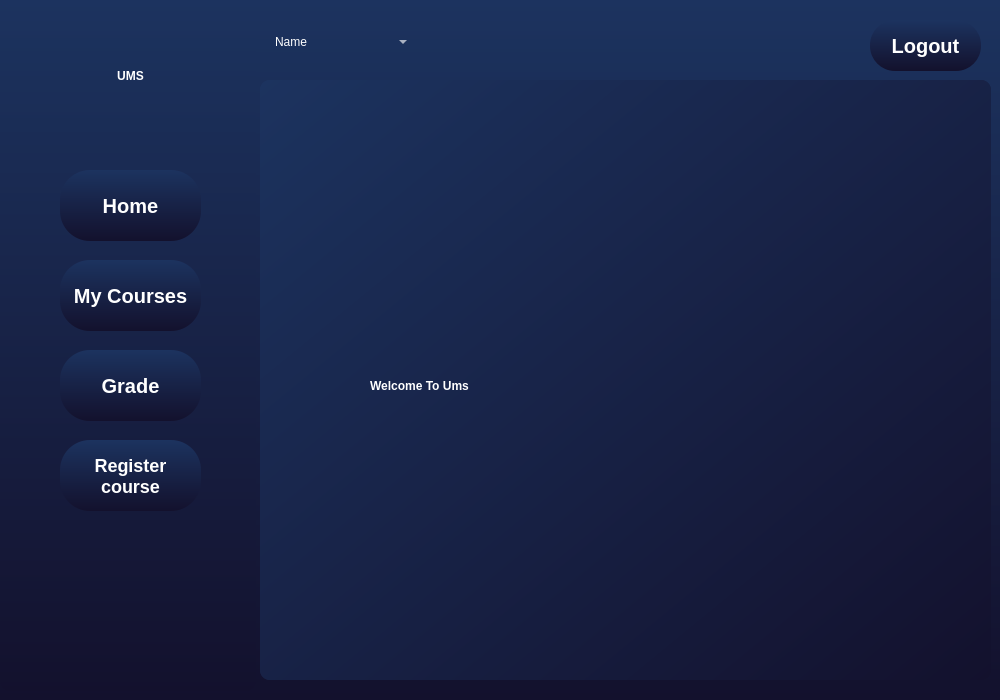
Old version of the form Qt/studentpage.ui in the repository KerollosRady/University-mangament-system.
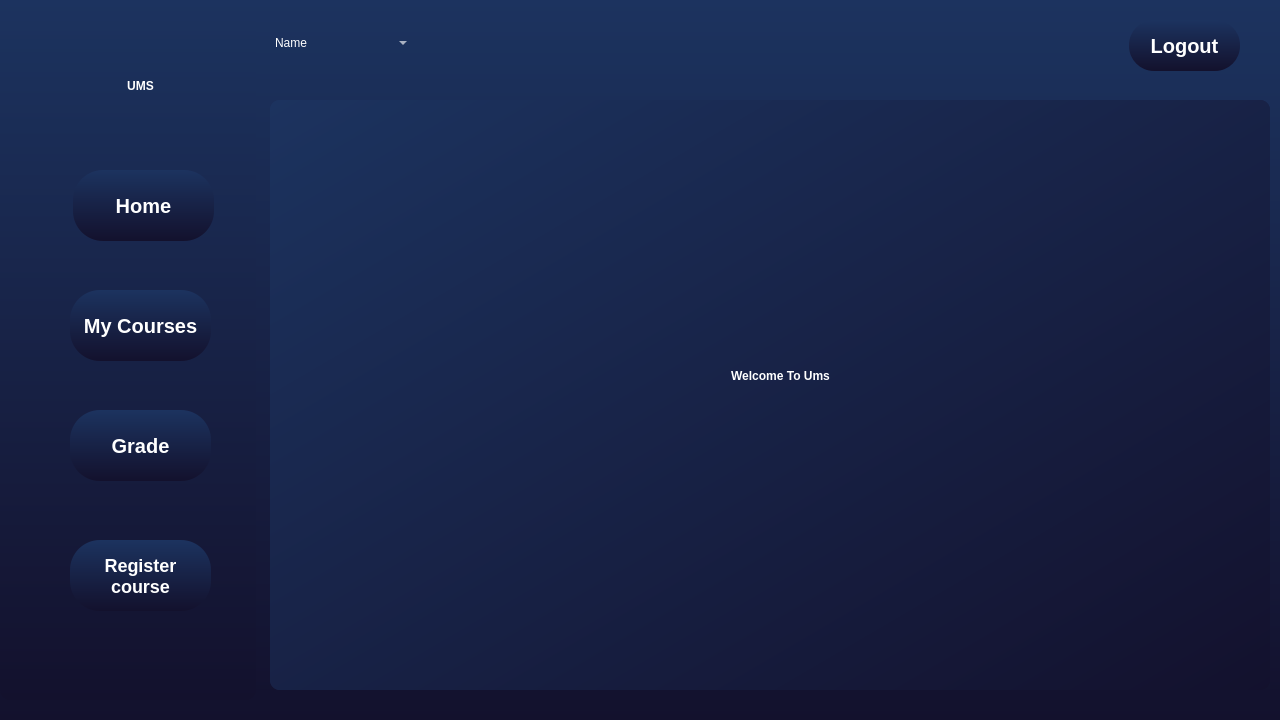
New version of the form.

What changed in the file:
```diff
--- a/Qt/studentpage.ui
+++ b/Qt/studentpage.ui
@@ -6,20 +6,20 @@
    <rect>
     <x>0</x>
     <y>0</y>
-    <width>1000</width>
-    <height>700</height>
+    <width>1280</width>
+    <height>720</height>
    </rect>
   </property>
   <property name="minimumSize">
    <size>
-    <width>1000</width>
-    <height>700</height>
+    <width>1280</width>
+    <height>720</height>
    </size>
   </property>
   <property name="maximumSize">
    <size>
-    <width>1000</width>
-    <height>700</height>
+    <width>1280</width>
+    <height>720</height>
    </size>
   </property>
   <property name="windowTitle">
@@ -32,22 +32,22 @@
   <widget class="QScrollArea" name="scrollArea">
    <property name="geometry">
     <rect>
-     <x>260</x>
-     <y>80</y>
-     <width>731</width>
-     <height>600</height>
+     <x>270</x>
+     <y>100</y>
+     <width>1000</width>
+     <height>590</height>
     </rect>
    </property>
    <property name="minimumSize">
     <size>
      <width>0</width>
-     <height>600</height>
+     <height>0</height>
     </size>
    </property>
    <property name="maximumSize">
     <size>
      <width>16777215</width>
-     <height>600</height>
+     <height>4645465</height>
     </size>
    </property>
    <property name="styleSheet">
@@ -57,20 +57,23 @@
    <property name="widgetResizable">
     <bool>true</bool>
    </property>
+   <property name="alignment">
+    <set>Qt::AlignCenter</set>
+   </property>
    <widget class="QWidget" name="scrollAreaWidgetContents">
     <property name="geometry">
      <rect>
       <x>0</x>
       <y>0</y>
-      <width>731</width>
-      <height>600</height>
+      <width>1000</width>
+      <height>590</height>
      </rect>
     </property>
     <widget class="QLabel" name="welcome_to_ums">
      <property name="geometry">
       <rect>
-       <x>110</x>
-       <y>130</y>
+       <x>190</x>
+       <y>100</y>
        <width>641</width>
        <height>351</height>
       </rect>
@@ -86,13 +89,16 @@
      <property name="text">
       <string>Welcome To Ums</string>
      </property>
+     <property name="alignment">
+      <set>Qt::AlignCenter</set>
+     </property>
     </widget>
    </widget>
   </widget>
   <widget class="QPushButton" name="pushButton_5">
    <property name="geometry">
     <rect>
-     <x>870</x>
+     <x>1129</x>
      <y>20</y>
      <width>111</width>
      <height>51</height>
@@ -119,14 +125,14 @@
      <x>0</x>
      <y>0</y>
      <width>256</width>
-     <height>691</height>
+     <height>700</height>
     </rect>
    </property>
   </widget>
   <widget class="QPushButton" name="HomeButton">
    <property name="geometry">
     <rect>
-     <x>60</x>
+     <x>73</x>
      <y>170</y>
      <width>141</width>
      <height>71</height>
@@ -150,8 +156,8 @@
   <widget class="QPushButton" name="MyCoursesButton">
    <property name="geometry">
     <rect>
-     <x>60</x>
-     <y>260</y>
+     <x>70</x>
+     <y>290</y>
      <width>141</width>
      <height>71</height>
     </rect>
@@ -174,8 +180,8 @@
   <widget class="QPushButton" name="RegisterButton">
    <property name="geometry">
     <rect>
-     <x>60</x>
-     <y>440</y>
+     <x>70</x>
+     <y>540</y>
      <width>141</width>
      <height>71</height>
     </rect>
@@ -199,8 +205,8 @@
   <widget class="QPushButton" name="GradeButton">
    <property name="geometry">
     <rect>
-     <x>60</x>
-     <y>350</y>
+     <x>70</x>
+     <y>410</y>
      <width>141</width>
      <height>71</height>
     </rect>
@@ -223,8 +229,8 @@
   <widget class="QLabel" name="label">
    <property name="geometry">
     <rect>
-     <x>50</x>
-     <y>30</y>
+     <x>60</x>
+     <y>40</y>
      <width>161</width>
      <height>91</height>
     </rect>
@@ -248,9 +254,9 @@
    <property name="geometry">
     <rect>
      <x>270</x>
-     <y>30</y>
+     <y>20</y>
      <width>141</width>
-     <height>24</height>
+     <height>46</height>
     </rect>
    </property>
    <property name="styleSheet">
```
